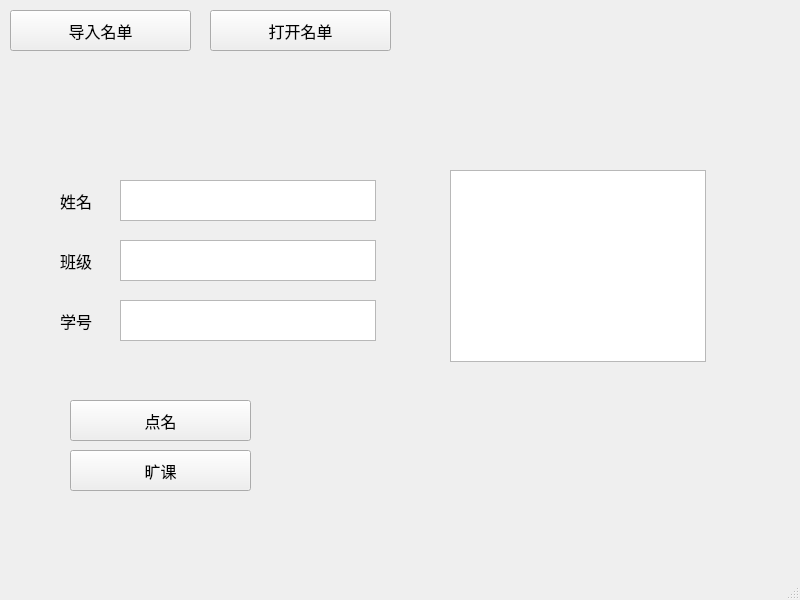
Before: the Qt Designer form main.ui in SanAntonioS/ClassRollCall_Python, drawn with Qt 5.
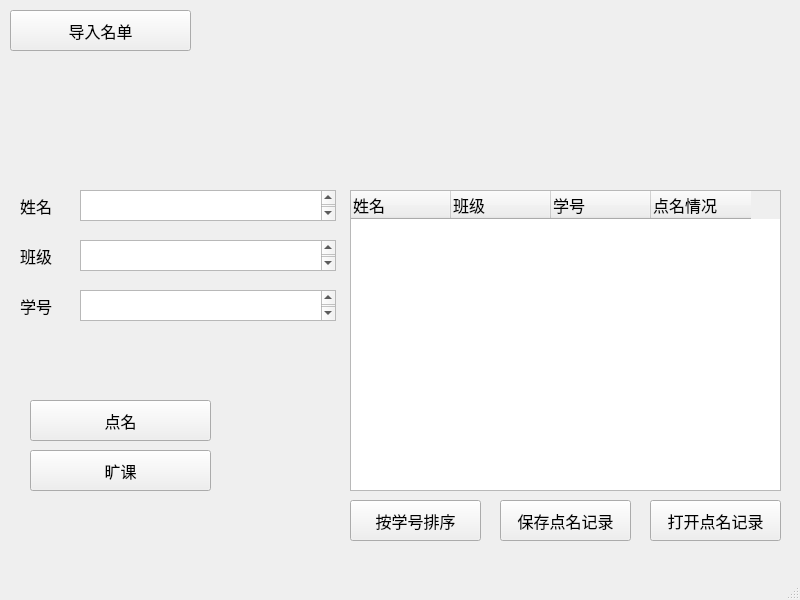
After: the same form once the commit is applied.

Commit message: 修改了添加“旷课”的bug，增加了显示表格的排序

Diff of the .ui file:
```diff
--- a/main.ui
+++ b/main.ui
@@ -36,7 +36,7 @@
    <widget class="QPushButton" name="RollCall">
     <property name="geometry">
      <rect>
-      <x>70</x>
+      <x>30</x>
       <y>400</y>
       <width>181</width>
       <height>41</height>
@@ -55,7 +55,7 @@
    <widget class="QPushButton" name="Absenteeism">
     <property name="geometry">
      <rect>
-      <x>70</x>
+      <x>30</x>
       <y>450</y>
       <width>181</width>
       <height>41</height>
@@ -71,32 +71,13 @@
      <string>旷课</string>
     </property>
    </widget>
-   <widget class="QPushButton" name="OpenList">
-    <property name="geometry">
-     <rect>
-      <x>210</x>
-      <y>10</y>
-      <width>181</width>
-      <height>41</height>
-     </rect>
-    </property>
-    <property name="font">
-     <font>
-      <family>宋体</family>
-      <pointsize>12</pointsize>
-     </font>
-    </property>
-    <property name="text">
-     <string>打开名单</string>
-    </property>
-   </widget>
    <widget class="QTextBrowser" name="studentName">
     <property name="geometry">
      <rect>
-      <x>120</x>
-      <y>180</y>
+      <x>80</x>
+      <y>190</y>
       <width>256</width>
-      <height>41</height>
+      <height>31</height>
      </rect>
     </property>
     <property name="font">
@@ -105,14 +86,21 @@
       <pointsize>12</pointsize>
      </font>
     </property>
+    <property name="html">
+     <string>&lt;!DOCTYPE HTML PUBLIC &quot;-//W3C//DTD HTML 4.0//EN&quot; &quot;http://www.w3.org/TR/REC-html40/strict.dtd&quot;&gt;
+&lt;html&gt;&lt;head&gt;&lt;meta name=&quot;qrichtext&quot; content=&quot;1&quot; /&gt;&lt;style type=&quot;text/css&quot;&gt;
+p, li { white-space: pre-wrap; }
+&lt;/style&gt;&lt;/head&gt;&lt;body style=&quot; font-family:'宋体'; font-size:12pt; font-weight:400; font-style:normal;&quot;&gt;
+&lt;p align=&quot;justify&quot; style=&quot;-qt-paragraph-type:empty; margin-top:0px; margin-bottom:0px; margin-left:0px; margin-right:0px; -qt-block-indent:0; text-indent:0px;&quot;&gt;&lt;br /&gt;&lt;/p&gt;&lt;/body&gt;&lt;/html&gt;</string>
+    </property>
    </widget>
    <widget class="QTextBrowser" name="studentClass">
     <property name="geometry">
      <rect>
-      <x>120</x>
+      <x>80</x>
       <y>240</y>
       <width>256</width>
-      <height>41</height>
+      <height>31</height>
      </rect>
     </property>
     <property name="font">
@@ -125,10 +113,10 @@
    <widget class="QTextBrowser" name="studentID">
     <property name="geometry">
      <rect>
-      <x>120</x>
-      <y>300</y>
+      <x>80</x>
+      <y>290</y>
       <width>256</width>
-      <height>41</height>
+      <height>31</height>
      </rect>
     </property>
     <property name="font">
@@ -141,10 +129,10 @@
    <widget class="QLabel" name="label">
     <property name="geometry">
      <rect>
-      <x>60</x>
-      <y>180</y>
+      <x>20</x>
+      <y>190</y>
       <width>51</width>
-      <height>41</height>
+      <height>31</height>
      </rect>
     </property>
     <property name="font">
@@ -160,10 +148,10 @@
    <widget class="QLabel" name="label_2">
     <property name="geometry">
      <rect>
-      <x>60</x>
+      <x>20</x>
       <y>240</y>
       <width>51</width>
-      <height>41</height>
+      <height>31</height>
      </rect>
     </property>
     <property name="font">
@@ -179,10 +167,10 @@
    <widget class="QLabel" name="label_3">
     <property name="geometry">
      <rect>
-      <x>60</x>
-      <y>300</y>
+      <x>20</x>
+      <y>290</y>
       <width>51</width>
-      <height>41</height>
+      <height>31</height>
      </rect>
     </property>
     <property name="font">
@@ -198,16 +186,129 @@
    <widget class="QTableWidget" name="tableWidget">
     <property name="geometry">
      <rect>
-      <x>450</x>
-      <y>170</y>
-      <width>256</width>
-      <height>192</height>
+      <x>350</x>
+      <y>190</y>
+      <width>431</width>
+      <height>301</height>
      </rect>
     </property>
     <property name="font">
      <font>
       <family>宋体</family>
+      <pointsize>12</pointsize>
      </font>
+    </property>
+    <property name="layoutDirection">
+     <enum>Qt::LeftToRight</enum>
+    </property>
+    <column>
+     <property name="text">
+      <string>姓名</string>
+     </property>
+     <property name="font">
+      <font>
+       <pointsize>12</pointsize>
+      </font>
+     </property>
+     <property name="textAlignment">
+      <set>AlignLeading|AlignVCenter</set>
+     </property>
+    </column>
+    <column>
+     <property name="text">
+      <string>班级</string>
+     </property>
+     <property name="font">
+      <font>
+       <pointsize>12</pointsize>
+      </font>
+     </property>
+     <property name="textAlignment">
+      <set>AlignLeading|AlignVCenter</set>
+     </property>
+    </column>
+    <column>
+     <property name="text">
+      <string>学号</string>
+     </property>
+     <property name="font">
+      <font>
+       <pointsize>12</pointsize>
+      </font>
+     </property>
+     <property name="textAlignment">
+      <set>AlignLeading|AlignVCenter</set>
+     </property>
+    </column>
+    <column>
+     <property name="text">
+      <string>点名情况</string>
+     </property>
+     <property name="font">
+      <font>
+       <pointsize>12</pointsize>
+      </font>
+     </property>
+     <property name="textAlignment">
+      <set>AlignLeading|AlignVCenter</set>
+     </property>
+    </column>
+   </widget>
+   <widget class="QPushButton" name="Sort">
+    <property name="geometry">
+     <rect>
+      <x>350</x>
+      <y>500</y>
+      <width>131</width>
+      <height>41</height>
+     </rect>
+    </property>
+    <property name="font">
+     <font>
+      <family>宋体</family>
+      <pointsize>12</pointsize>
+     </font>
+    </property>
+    <property name="text">
+     <string>按学号排序</string>
+    </property>
+   </widget>
+   <widget class="QPushButton" name="SaveData">
+    <property name="geometry">
+     <rect>
+      <x>500</x>
+      <y>500</y>
+      <width>131</width>
+      <height>41</height>
+     </rect>
+    </property>
+    <property name="font">
+     <font>
+      <family>宋体</family>
+      <pointsize>12</pointsize>
+     </font>
+    </property>
+    <property name="text">
+     <string>保存点名记录</string>
+    </property>
+   </widget>
+   <widget class="QPushButton" name="OpenData">
+    <property name="geometry">
+     <rect>
+      <x>650</x>
+      <y>500</y>
+      <width>131</width>
+      <height>41</height>
+     </rect>
+    </property>
+    <property name="font">
+     <font>
+      <family>宋体</family>
+      <pointsize>12</pointsize>
+     </font>
+    </property>
+    <property name="text">
+     <string>打开点名记录</string>
     </property>
    </widget>
   </widget>
```
Left out of the diff: 2 changed lines with no effect on the pictures. The commit also changes 1 other file.
